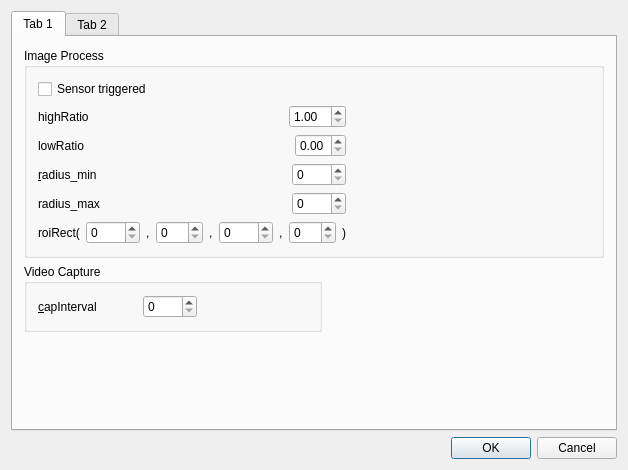
Old version of the form WheelMonitor/SettingDialog.ui in the repository cx3386/WheelMonitor.
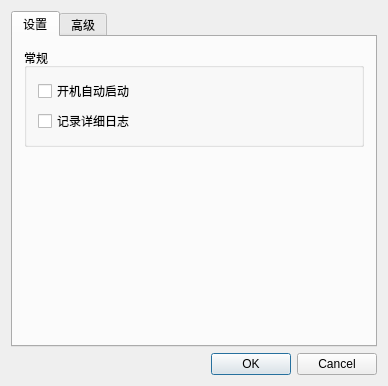
New version of the form. The open tabs and pages were chosen to show the change.

What changed in the file:
```diff
--- a/WheelMonitor/SettingDialog.ui
+++ b/WheelMonitor/SettingDialog.ui
@@ -12,8 +12,8 @@
    <rect>
     <x>0</x>
     <y>0</y>
-    <width>628</width>
-    <height>470</height>
+    <width>388</width>
+    <height>349</height>
    </rect>
   </property>
   <property name="windowTitle">
@@ -27,7 +27,50 @@
      </property>
      <widget class="QWidget" name="tab">
       <attribute name="title">
-       <string>Tab 1</string>
+       <string>设置</string>
+      </attribute>
+      <layout class="QGridLayout" name="gridLayout_2">
+       <item row="0" column="0">
+        <widget class="QGroupBox" name="commonGroupBox">
+         <property name="title">
+          <string>常规</string>
+         </property>
+         <layout class="QFormLayout" name="formLayout_3">
+          <item row="0" column="0">
+           <widget class="QCheckBox" name="appAutoRunCheckBox">
+            <property name="text">
+             <string>开机自动启动</string>
+            </property>
+           </widget>
+          </item>
+          <item row="1" column="0">
+           <widget class="QCheckBox" name="verboseLogCheckBox">
+            <property name="text">
+             <string>记录详细日志</string>
+            </property>
+           </widget>
+          </item>
+         </layout>
+        </widget>
+       </item>
+       <item row="1" column="0">
+        <spacer name="verticalSpacer_2">
+         <property name="orientation">
+          <enum>Qt::Vertical</enum>
+         </property>
+         <property name="sizeHint" stdset="0">
+          <size>
+           <width>20</width>
+           <height>151</height>
+          </size>
+         </property>
+        </spacer>
+       </item>
+      </layout>
+     </widget>
+     <widget class="QWidget" name="advancedTab">
+      <attribute name="title">
+       <string>高级</string>
       </attribute>
       <layout class="QGridLayout" name="gridLayout_4">
        <item row="0" column="0" colspan="2">
@@ -35,7 +78,7 @@
          <property name="title">
           <string>Image Process</string>
          </property>
-         <layout class="QGridLayout" name="gridLayout_2">
+         <layout class="QFormLayout" name="formLayout_2">
           <item row="0" column="0">
            <widget class="QCheckBox" name="sensorCheckBox">
             <property name="text">
@@ -259,28 +302,15 @@
             </item>
            </layout>
           </item>
-          <item row="1" column="1">
-           <spacer name="horizontalSpacer_10">
-            <property name="orientation">
-             <enum>Qt::Horizontal</enum>
-            </property>
-            <property name="sizeHint" stdset="0">
-             <size>
-              <width>37</width>
-              <height>17</height>
-             </size>
-            </property>
-           </spacer>
-          </item>
          </layout>
         </widget>
        </item>
-       <item row="1" column="0">
+       <item row="1" column="0" colspan="2">
         <widget class="QGroupBox" name="videoCaptureGroupBox">
          <property name="title">
           <string>Video Capture</string>
          </property>
-         <layout class="QGridLayout" name="gridLayout_3">
+         <layout class="QFormLayout" name="formLayout">
           <item row="0" column="0">
            <layout class="QHBoxLayout" name="horizontalLayout_6">
             <item>
@@ -315,36 +345,10 @@
             </item>
            </layout>
           </item>
-          <item row="0" column="1">
-           <spacer name="horizontalSpacer_2">
-            <property name="orientation">
-             <enum>Qt::Horizontal</enum>
-            </property>
-            <property name="sizeHint" stdset="0">
-             <size>
-              <width>111</width>
-              <height>20</height>
-             </size>
-            </property>
-           </spacer>
-          </item>
          </layout>
         </widget>
        </item>
-       <item row="1" column="1">
-        <spacer name="horizontalSpacer">
-         <property name="orientation">
-          <enum>Qt::Horizontal</enum>
-         </property>
-         <property name="sizeHint" stdset="0">
-          <size>
-           <width>40</width>
-           <height>20</height>
-          </size>
-         </property>
-        </spacer>
-       </item>
-       <item row="3" column="0">
+       <item row="2" column="0" colspan="2">
         <spacer name="verticalSpacer">
          <property name="orientation">
           <enum>Qt::Vertical</enum>
@@ -352,18 +356,13 @@
          <property name="sizeHint" stdset="0">
           <size>
            <width>20</width>
-           <height>213</height>
+           <height>40</height>
           </size>
          </property>
         </spacer>
        </item>
       </layout>
      </widget>
-     <widget class="QWidget" name="tab_2">
-      <attribute name="title">
-       <string>Tab 2</string>
-      </attribute>
-     </widget>
     </widget>
    </item>
    <item row="1" column="0">
```
Left out of the diff: 66 changed lines with no effect on the pictures.
